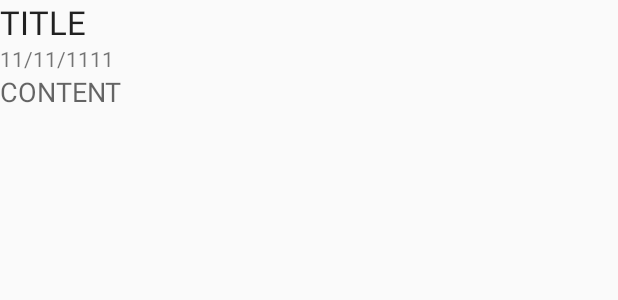
After one commit to dsaffo/Comp330_Project2, an Android app: the layout item_note.xml on its own in the app's theme, with its tools: preview values and no code run, on a phone screen of 412 x 824 dp. The commit adds this screen. Shown: the top 300 px of the screen. Run offline under Robolectric (Android 15) with nearby library versions, the phone set to English and light mode, and no system bars.

Commit message:
Added some more to the android app. still need to add the edit and delete function.

```diff
--- /dev/null
+++ b/app/src/main/res/layout/item_note.xml
@@ -0,0 +1,27 @@
+<?xml version="1.0" encoding="utf-8"?>
+<LinearLayout xmlns:android="http://schemas.android.com/apk/res/android"
+    xmlns:tools="http://schemas.android.com/tools"
+    android:orientation="vertical" android:layout_width="match_parent"
+    android:layout_height="match_parent">
+
+    <TextView
+        android:id="@+id/list_note_title"
+        android:layout_width="wrap_content"
+        android:layout_height="wrap_content"
+        android:textAppearance="?android:attr/textAppearanceLarge"
+        tools:text="TITLE" />
+
+    <TextView
+        android:id="@+id/list_note_date"
+        android:layout_width="wrap_content"
+        android:layout_height="wrap_content"
+        android:textAppearance="?android:attr/textAppearanceSmall"
+        tools:text="11/11/1111" />
+
+    <TextView
+        android:id="@+id/list_note_content"
+        android:layout_width="wrap_content"
+        android:layout_height="wrap_content"
+        android:textAppearance="?android:attr/textAppearanceMedium"
+        tools:text="CONTENT" />
+</LinearLayout>
```
Also changed, not shown: app/src/main/java/com/brendan/notetakinghw2/MainActivity.java (+33 -0 lines), app/src/main/java/com/brendan/notetakinghw2/NoteActivity.java (+14 -1 lines), app/src/main/java/com/brendan/notetakinghw2/NoteAdaptor.java (added, +58 -0 lines), app/src/main/java/com/brendan/notetakinghw2/Utilities.java (+65 -0 lines).
